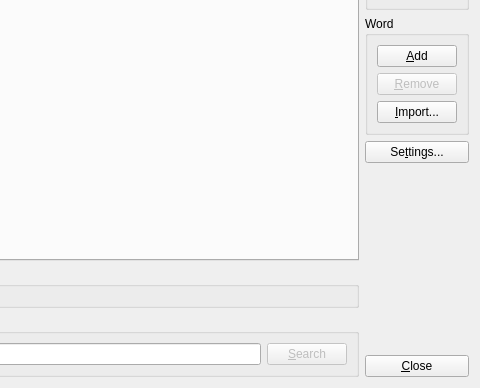
martin-kudlicka/vocabulary-master, file source/vocabularymanagerdialog.ui: the form before one commit; both pictures show x 160 to 640 and y 92 to 480 of the 640 by 480 pixel window.
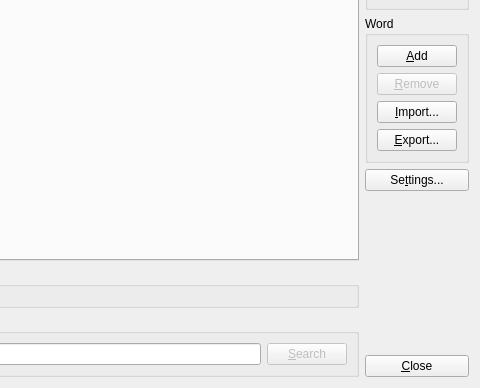
The form after the commit. Custom widgets are drawn as their Qt base class.

Commit message: + export dialog for export plug-ins + base of plain-text export plug-in

What changed in the file:
```diff
--- a/source/vocabularymanagerdialog.ui
+++ b/source/vocabularymanagerdialog.ui
@@ -124,6 +124,13 @@
           </property>
          </widget>
         </item>
+        <item>
+         <widget class="QPushButton" name="qpbWordExport">
+          <property name="text">
+           <string>&amp;Export...</string>
+          </property>
+         </widget>
+        </item>
        </layout>
       </widget>
      </item>
```
The commit also changes 13 other files.
